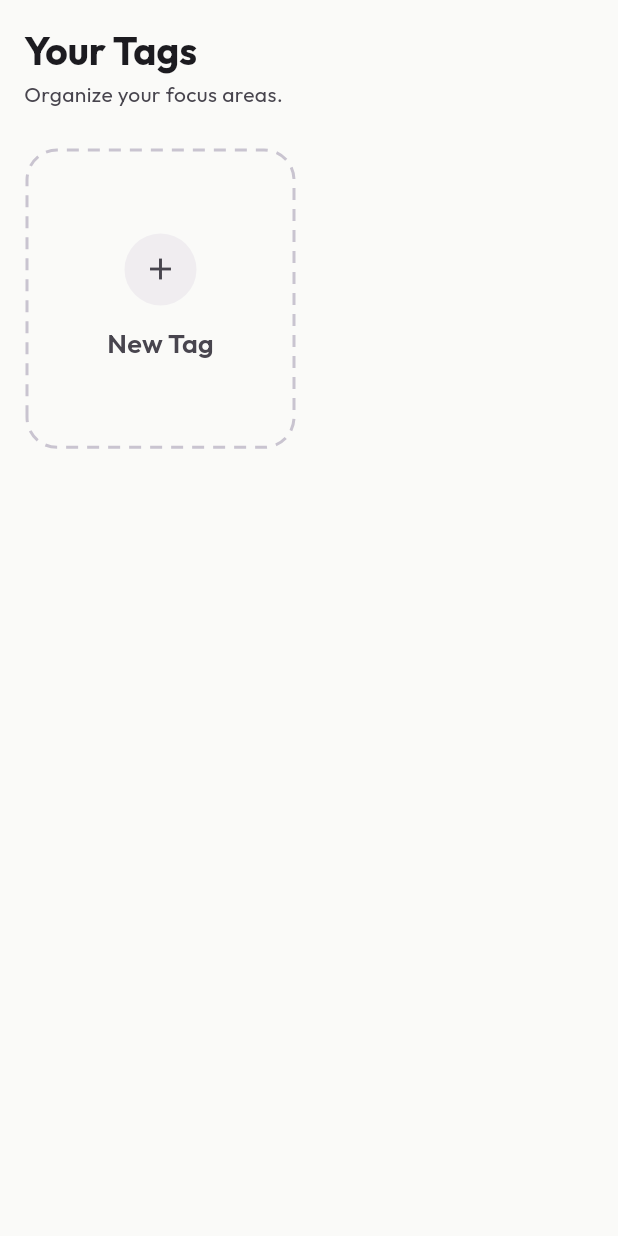
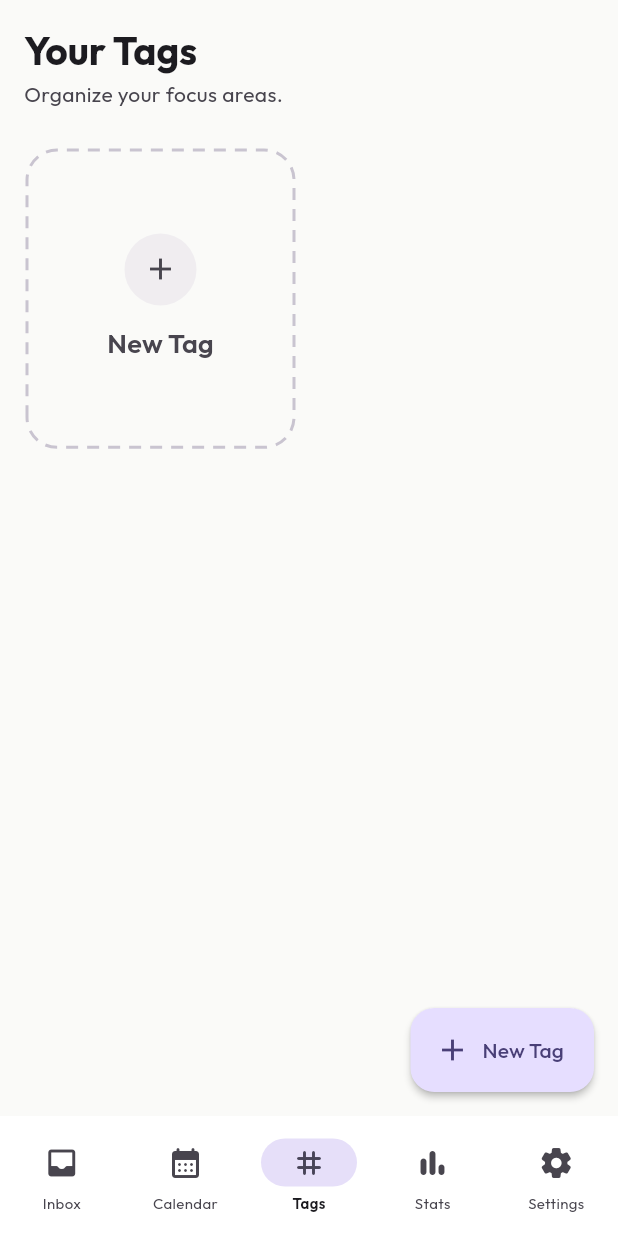
Before and after one commit to PratikBhosale-16/Pastel_Tasks_App, a Flutter app: the TagsScreen screen opened by its route, on a phone screen of 412 x 824 dp. Run offline on Flutter 3.47's test engine with Material 3 defaults, Android fonts, the phone set to English and light mode, and no system bars; drawn by our look-alikes of reorderable_grid_view; our stand-ins replace connectivity_plus, equatable, flutter_riverpod, flutter_secure_storage, go_router, isar and 3 more; accounts and stored records are empty; generated files the repository leaves out were written again.

Commit message:
fix(tags): resolve drag-and-drop issues, task counts, and navigation

```diff
--- a/lib/features/filter/presentation/widgets/filter_bottom_sheet.dart
+++ b/lib/features/filter/presentation/widgets/filter_bottom_sheet.dart
@@ -133,7 +133,7 @@ class _FilterBottomSheetState extends ConsumerState<FilterBottomSheet> {
                           spacing: 8,
                           runSpacing: 8,
                           children: tags.map<Widget>((tag) {
-                            final isSelected = _currentFilter?.tags?.contains(tag.id) ?? false;
+                            final isSelected = _currentFilter?.tags?.contains(tag.name) ?? false;
                             return FilterChip(
                               label: Text('#${tag.name}'),
                               selected: isSelected,
@@ -141,9 +141,9 @@ class _FilterBottomSheetState extends ConsumerState<FilterBottomSheet> {
                                 setState(() {
                                   final currentTags = List<String>.from(_currentFilter?.tags ?? []);
                                   if (selected) {
-                                    currentTags.add(tag.id);
+                                    currentTags.add(tag.name);
                                   } else {
-                                    currentTags.remove(tag.id);
+                                    currentTags.remove(tag.name);
                                   }
                                   _currentFilter = _currentFilter?.copyWith(
                                     tags: currentTags,
--- a/lib/features/tags/presentation/providers/tag_notifier.dart
+++ b/lib/features/tags/presentation/providers/tag_notifier.dart
@@ -63,10 +63,6 @@ class TagNotifier extends AsyncNotifier<List<Tag>> {
 
     final currentList = List<Tag>.from(state.value!);
 
-    if (oldIndex < newIndex) {
-      newIndex -= 1;
-    }
-
     final tag = currentList.removeAt(oldIndex);
     currentList.insert(newIndex, tag);
 
--- a/lib/features/tags/presentation/tags_screen.dart
+++ b/lib/features/tags/presentation/tags_screen.dart
@@ -118,7 +118,7 @@ class _TagsScreenState extends ConsumerState<TagsScreen> with SingleTickerProvid
 
   void _onTagTapped(Tag tag) {
     // Apply tag filter and go to home screen
-    ref.read(filterProvider.notifier).updateFilter(TaskFilter(tags: [tag.id]));
+    ref.read(filterProvider.notifier).updateFilter(TaskFilter(tags: [tag.name]));
     context.go(RouteNames.homePath);
   }
 
@@ -223,6 +223,12 @@ class _TagsScreenState extends ConsumerState<TagsScreen> with SingleTickerProvid
             onDragStart: (index) {
               HapticFeedback.mediumImpact();
             },
+            dragWidgetBuilder: (index, child) {
+              return Material(
+                color: Colors.transparent,
+                child: child,
+              );
+            },
             itemCount: tags.length + 1, // +1 for "New Tag" tile
             itemBuilder: (context, index) {
               if (index == tags.length) {
@@ -230,7 +236,7 @@ class _TagsScreenState extends ConsumerState<TagsScreen> with SingleTickerProvid
               }
 
               final tag = tags[index];
-              final tagTasks = allTasks.where((t) => t.tags.contains(tag.id)).toList();
+              final tagTasks = allTasks.where((t) => t.tags.contains(tag.name) && !t.isArchived).toList();
 
               // Staggered animation values
               final double start = (index * 0.1).clamp(0.0, 1.0);
@@ -268,6 +274,42 @@ class _TagsScreenState extends ConsumerState<TagsScreen> with SingleTickerProvid
         },
         loading: () => const Center(child: CircularProgressIndicator()),
         error: (err, st) => Center(child: Text('Error: $err')),
+      ),
+      floatingActionButton: FloatingActionButton.extended(
+        onPressed: _showCreateTag,
+        icon: const Icon(Icons.add),
+        label: const Text('New Tag'),
+        elevation: 2,
+      ),
+      bottomNavigationBar: NavigationBar(
+        selectedIndex: 2,
+        onDestinationSelected: (idx) {
+          if (idx == 0) {
+            context.go(RouteNames.homePath);
+          }
+        },
+        destinations: const [
+          NavigationDestination(
+            icon: Icon(Icons.inbox_rounded),
+            label: 'Inbox',
+          ),
+          NavigationDestination(
+            icon: Icon(Icons.calendar_month_rounded),
+            label: 'Calendar',
+          ),
+          NavigationDestination(
+            icon: Icon(Icons.tag_rounded),
+            label: 'Tags',
+          ),
+          NavigationDestination(
+            icon: Icon(Icons.bar_chart_rounded),
+            label: 'Stats',
+          ),
+          NavigationDestination(
+            icon: Icon(Icons.settings_rounded),
+            label: 'Settings',
+          ),
+        ],
       ),
     );
   }
```
Also changed, not shown: 1 other file.
